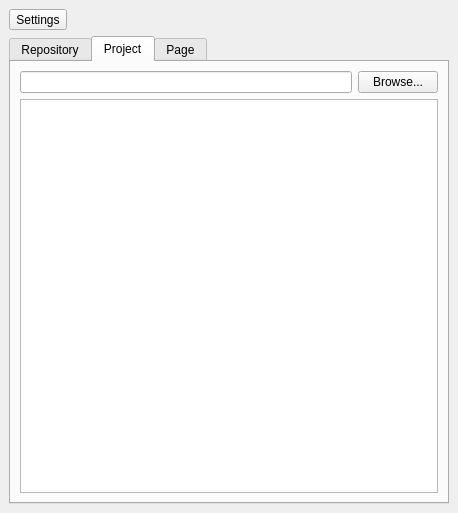
Old version of the form dockwidget.ui in the repository Riverscapes/RiverscapesToolbar.
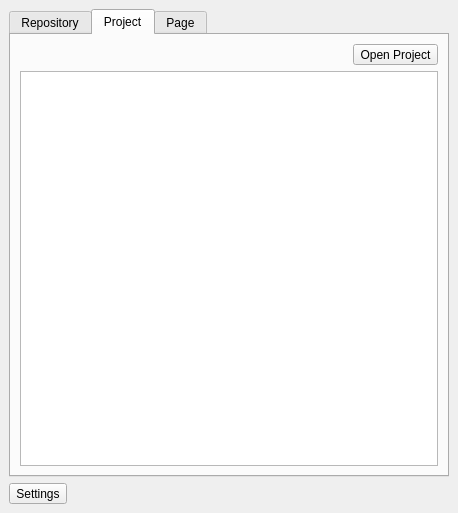
New version of the form. The open tabs and pages were chosen to show the change.

Patch:
```diff
--- a/dockwidget.ui
+++ b/dockwidget.ui
@@ -21,13 +21,6 @@
   </property>
   <widget class="QWidget" name="dockWidgetContents">
    <layout class="QVBoxLayout" name="verticalLayout">
-    <item>
-     <widget class="QToolButton" name="btnSettings">
-      <property name="text">
-       <string>Settings</string>
-      </property>
-     </widget>
-    </item>
     <item>
      <widget class="QTabWidget" name="tabWidget">
       <property name="currentIndex">
@@ -91,12 +84,22 @@
         <item>
          <layout class="QHBoxLayout" name="horizontalLayout">
           <item>
-           <widget class="QLineEdit" name="xmlLocation"/>
+           <spacer name="horizontalSpacer_3">
+            <property name="orientation">
+             <enum>Qt::Horizontal</enum>
+            </property>
+            <property name="sizeHint" stdset="0">
+             <size>
+              <width>40</width>
+              <height>20</height>
+             </size>
+            </property>
+           </spacer>
           </item>
           <item>
-           <widget class="QPushButton" name="btnLoad">
+           <widget class="QToolButton" name="btnLoadProject">
             <property name="text">
-             <string>Browse...</string>
+             <string>Open Project</string>
             </property>
            </widget>
           </item>
@@ -261,6 +264,13 @@
       </widget>
      </widget>
     </item>
+    <item>
+     <widget class="QToolButton" name="btnSettings">
+      <property name="text">
+       <string>Settings</string>
+      </property>
+     </widget>
+    </item>
    </layout>
   </widget>
  </widget>
```
Left out of the diff: 15 changed lines with no effect on the pictures.
